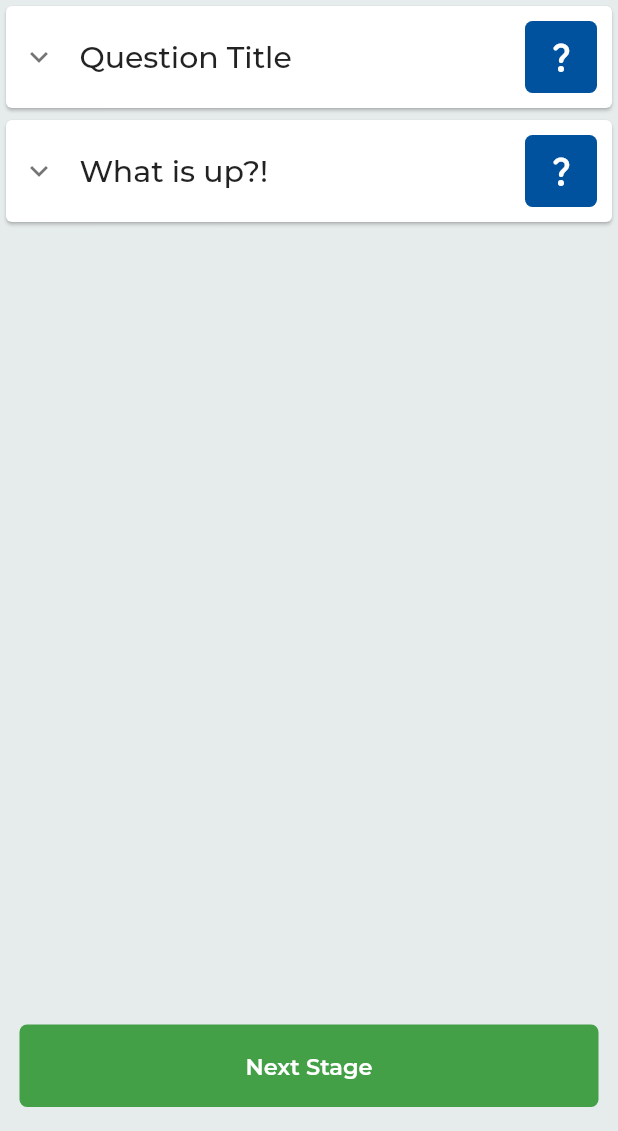
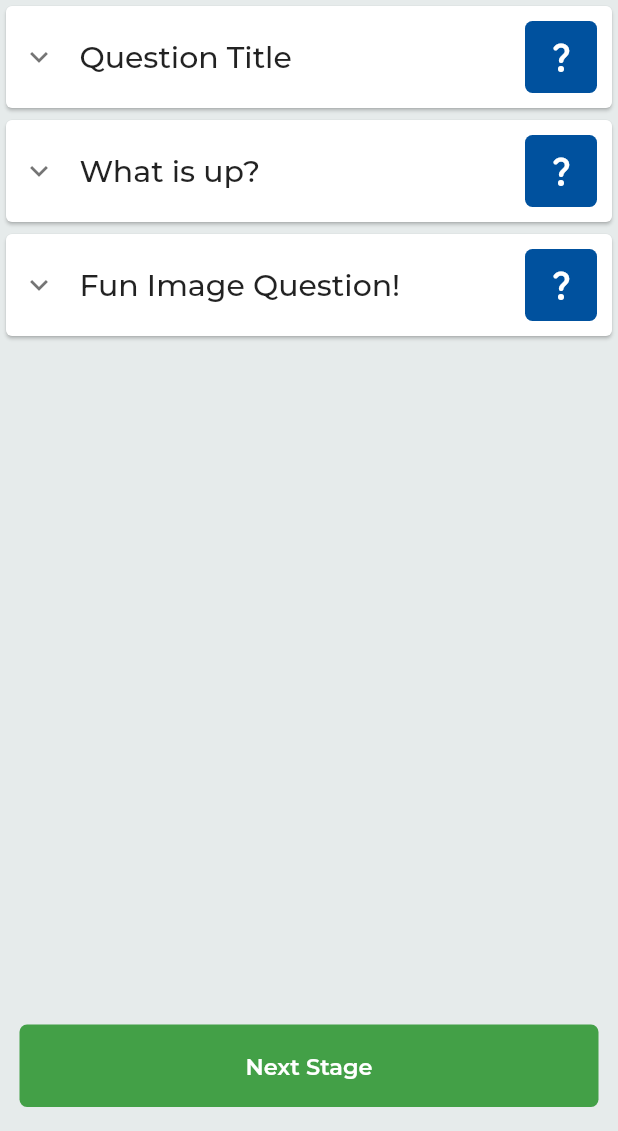
Before and after one commit to aazirani/guide_wizard, a Flutter app: the screen it shows after launch, on a phone screen of 412 x 824 dp, the part 105-1236 px from its top. Run offline on Flutter 3.47's test engine with Material 2 defaults, Android fonts, the phone set to English and light mode, and no system bars; our stand-ins replace another_flushbar, dio, flutter_mobx, get_it, google_fonts, mobx and 3 more; missing offline and left inert: flutter_expanded_tile, material_dialog, xxtea; generated files the repository leaves out were written again.

Commit message:
Add image question + code improved

```diff
--- /dev/null
+++ b/lib/models/question/image_questions.dart
@@ -0,0 +1,18 @@
+import 'package:boilerplate/models/question/question.dart';
+
+class ImageQuestion implements Question{
+  String title, description;
+  List<Map<String, dynamic>> options;
+  bool multiChoice, isAnswered=false;
+
+  ImageQuestion({
+    required this.title,
+    required this.description,
+    required this.options,
+    required this.multiChoice,
+  });
+
+  void answer(){
+    isAnswered=true;
+  }
+}
--- a/lib/models/question/question.dart
+++ b/lib/models/question/question.dart
@@ -1 +1,5 @@
-abstract class Question {}
+abstract class Question {
+  late String title, description;
+  late List<Map<String, dynamic>> options;
+  late bool multiChoice, isAnswered=false;
+}
--- a/lib/ui/questions/text_question_widget.dart
+++ b/lib/ui/questions/question_widget.dart
@@ -1,23 +1,24 @@
 import 'package:flutter/material.dart';
 import '../../constants/colors.dart';
 import 'dart:math' as math;
+import '../../models/question/question.dart';
 import '../../models/question/text_question.dart';
 
-class TextQuestionWidget extends StatefulWidget {
-  TextQuestion textQuestion;
+class QuestionWidget extends StatefulWidget {
+  Question question;
   bool expanded;
 
-  TextQuestionWidget(
+  QuestionWidget(
       {Key? key,
-      required this.textQuestion,
+      required this.question,
       required this.expanded,})
       : super(key: key);
 
   @override
-  State<TextQuestionWidget> createState() => _TextQuestionWidgetState();
+  State<QuestionWidget> createState() => _QuestionWidgetState();
 }
 
-class _TextQuestionWidgetState extends State<TextQuestionWidget> {
+class _QuestionWidgetState extends State<QuestionWidget> {
   double _getScreenWidth() => MediaQuery.of(context).size.width;
 
   @override
@@ -53,7 +54,7 @@ class _TextQuestionWidgetState extends State<TextQuestionWidget> {
                 width: 15,
               ),
               Text(
-                widget.textQuestion.title,
+                widget.question.title,
                 style: TextStyle(fontSize: 20, fontWeight: FontWeight.w500),
               ),
             ],
@@ -64,9 +65,10 @@ class _TextQuestionWidgetState extends State<TextQuestionWidget> {
       );
     }
 
-    Widget _buildOptionsList(){
+
+    Widget _buildTextOptions(){
       return Column(
-        children: widget.textQuestion.options.map((option) =>
+        children: widget.question.options.map((option) =>
             Container(
               margin: const EdgeInsets.only(left: 15, right: 15, top: 10),
               child: CheckboxListTile(
@@ -78,7 +80,7 @@ class _TextQuestionWidgetState extends State<TextQuestionWidget> {
                 value: option["selected"],
                 onChanged: (value) {
                   setState(() {
-                    widget.textQuestion.options.elementAt(widget.textQuestion.options.indexOf(option))["selected"]=value;
+                    widget.question.options.elementAt(widget.question.options.indexOf(option))["selected"]=value;
                   });
                 },
                 title: Text(option["title"]),
@@ -89,6 +91,63 @@ class _TextQuestionWidgetState extends State<TextQuestionWidget> {
             )
         ).toList(),
       );
+    }
+
+    Widget _buildImageOptions(){
+      return Column(
+        children: widget.question.options.map((option) =>
+          Container(
+            margin: const EdgeInsets.only(left: 15, right: 15, top: 10),
+            child: ListTile(
+              onTap: (){
+                setState(() {
+                  int index=widget.question.options.indexOf(option);
+                  widget.question.options.elementAt(index)["selected"]=!widget.question.options.elementAt(index)["selected"];
+                });
+              },
+              shape: RoundedRectangleBorder(
+                side: BorderSide(color: option["selected"] ? Colors.black:Colors.transparent, width: 2),
+                borderRadius: BorderRadius.circular(5),
+              ),
+              // checkboxShape: CircleBorder(),
+              title: Column(
+                children: [
+                  option["image"],
+                  Row(
+                    children: [
+                      Checkbox(
+                        value: widget.question.options.elementAt(widget.question.options.indexOf(option))["selected"],
+                        onChanged: (value){
+                          setState(() {
+                            int index=widget.question.options.indexOf(option);
+                            widget.question.options.elementAt(index)["selected"]=value;
+                          });
+                        },
+                        checkColor: Colors.white,
+                        activeColor: Colors.black87,
+                        shape: CircleBorder(),
+                      ),
+                      Text(option["subtitle"]),
+                    ],
+                  ),
+                ],
+              ),
+              // controlAffinity: ListTileControlAffinity.trailing,
+              tileColor: AppColors.grey,
+              // activeColor: Colors.black,
+            ),
+          )
+        ).toList(),
+      );
+    }
+
+    Widget _buildOptions(){
+      if(widget.question.runtimeType==TextQuestion){
+        return _buildTextOptions();
+      }
+      else{
+        return _buildImageOptions();
+      }
     }
 
     Widget _buildNextQuestionButton() {
@@ -114,7 +173,7 @@ class _TextQuestionWidgetState extends State<TextQuestionWidget> {
       return Container(
         margin: const EdgeInsets.only(left: 10, right: 10, bottom: 10),
         child: Text(
-          widget.textQuestion.description,
+          widget.question.description,
         ),
       );
     }
@@ -136,7 +195,7 @@ class _TextQuestionWidgetState extends State<TextQuestionWidget> {
 
           children: <Widget>[
             _buildDescription(),
-            _buildOptionsList(),
+            _buildOptions(),
             _buildNextQuestionButton(),
           ],
         ),
--- a/lib/ui/questions/questions_list_page.dart
+++ b/lib/ui/questions/questions_list_page.dart
@@ -1,9 +1,10 @@
 import 'package:flutter/material.dart';
 import '../../constants/colors.dart';
 import 'dart:math' as math;
+import '../../models/question/image_questions.dart';
 import '../../models/question/question.dart';
 import '../../models/question/text_question.dart';
-import 'text_question_widget.dart';
+import 'question_widget.dart';
 import 'package:flutter_expanded_tile/flutter_expanded_tile.dart';
 
 class QuestionsListPage extends StatefulWidget {
@@ -16,13 +17,13 @@ class QuestionsListPage extends StatefulWidget {
 class _QuestionsListPageState extends State<QuestionsListPage> {
 
   late bool expanded;
-  late ExpandedTileController _controller;
+  // late ExpandedTileController _controller;
   late List<Question> questions;
 
   @override
   void initState() {
     expanded=true;
-    _controller = ExpandedTileController(isExpanded:true);
+    // _controller = ExpandedTileController(isExpanded:true);
     questions=[
       TextQuestion(
           title: "Question Title",
@@ -32,17 +33,27 @@ class _QuestionsListPageState extends State<QuestionsListPage> {
             {"title": "option2", "selected":false},
             {"title": "option3", "selected":false},
           ],
-          multiChoice: true
+          multiChoice: true,
       ),
       TextQuestion(
-          title: "What is up?!",
+          title: "What is up?",
           description: "description description description description description description description",
           options: [
             {"title": "option1", "selected":false},
             {"title": "option2", "selected":false},
             {"title": "option3", "selected":false},
           ],
-          multiChoice: true
+          multiChoice: true,
+      ),
+      ImageQuestion(
+        title: "Fun Image Question!",
+        description: "description description description description description description description",
+        options: [
+          {"image": Image.asset("assets/icons/ic_appicon.png"), "subtitle":"image subtitle hooray!", "selected":false},
+          {"image": Image.asset("assets/icons/ic_appicon.png"), "subtitle":"image subtitle hooray!", "selected":false},
+          {"image": Image.asset("assets/icons/ic_appicon.png"), "subtitle":"image subtitle hooray!", "selected":false},
+        ],
+        multiChoice: true,
       ),
     ];
     super.initState();
@@ -90,15 +101,10 @@ class _QuestionsListPageState extends State<QuestionsListPage> {
 
   List<Widget> _buildQuestionsWidgetList(){
     List<Widget> questionsWidgets=questions.map<Widget>((question){
-      if(question.runtimeType==TextQuestion) {
-        return TextQuestionWidget(
-          textQuestion: question as TextQuestion,
-          expanded: false,
-        );
-      }
-      else{
-        return SizedBox();
-      }
+      return QuestionWidget(
+        question: question,
+        expanded: false,
+      );
     }
     ).toList();
     questionsWidgets.add(
```
